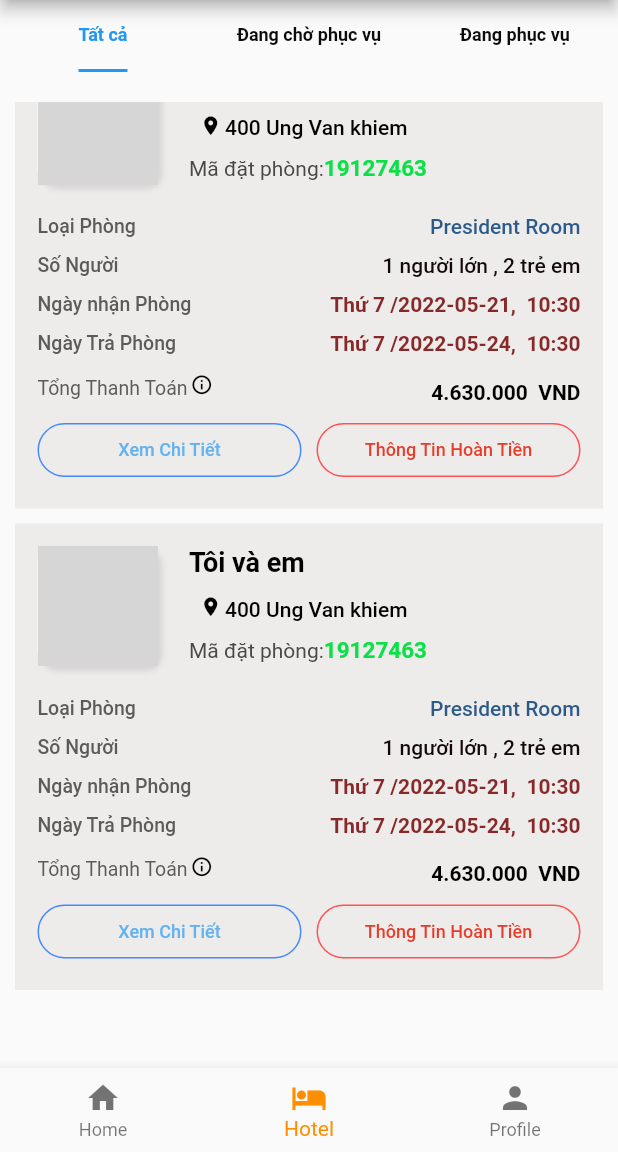
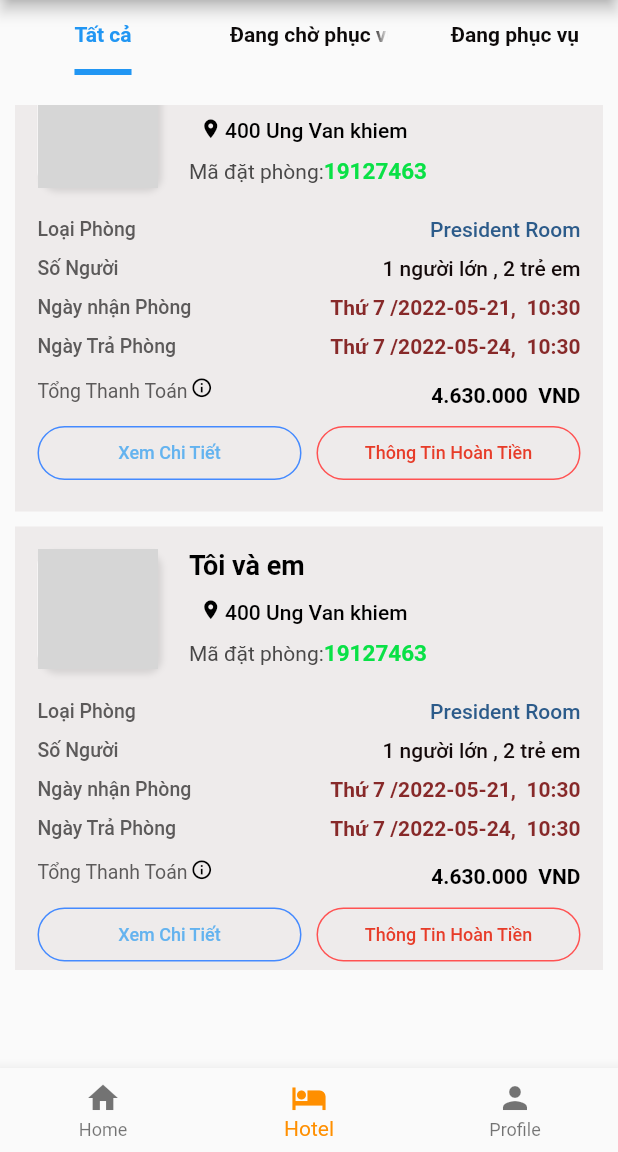
Before and after one commit to TrungTin1701/flutter_application_1, a Flutter app: the screen it shows after launch, item 2 of the bottom bar chosen, scrolled down 682 dp, on a phone screen of 412 x 824 dp, the part 84-1236 px from its top. Run offline on Flutter 3.47's test engine with Material 2 defaults, Android fonts, the phone set to English and light mode, and no system bars; our stand-ins replace device_preview; network calls fail; grey boxes are pictures that could not be loaded.

Commit message:
Update Version

```diff
--- a/lib/HomePage/homepage.dart
+++ b/lib/HomePage/homepage.dart
@@ -131,7 +131,7 @@ class _image_1State extends State<image_1> {
     super.initState();
     _pageController = PageController(viewportFraction: 0.99, initialPage: 0);
 
-    WidgetsBinding.instance.addPostFrameCallback(
+    WidgetsBinding.instance?.addPostFrameCallback(
         (_) => timer = Timer.periodic(autoplayDuration, (timer) {
               var length = (imageroll.length) - 1;
               if (_pageController.hasClients) {
--- a/lib/main.dart
+++ b/lib/main.dart
@@ -67,7 +67,7 @@ class Home extends StatelessWidget {
       body: Column(
         mainAxisAlignment: MainAxisAlignment.start,
         crossAxisAlignment: CrossAxisAlignment.start,
-        children: [
+        children: <Widget>[
           DefaultTabController(
               length: 3,
               child: Expanded(
@@ -78,12 +78,12 @@ class Home extends StatelessWidget {
                       return TabBar(
                           indicatorColor: Colors.blue,
                           indicatorSize: TabBarIndicatorSize.label,
-                          indicatorWeight: 2,
+                          indicatorWeight: 4,
                           unselectedLabelColor: Color.fromARGB(255, 13, 10, 10),
                           labelColor: Colors.blue,
                           padding: const EdgeInsets.only(top: 0, bottom: 0),
                           labelStyle: TextStyle(
-                              fontSize: 12,
+                              fontSize: 14,
                               fontWeight: FontWeight.w700,
                               color: Colors.black),
                           tabs: [
@@ -103,10 +103,10 @@ class Home extends StatelessWidget {
                     height: 20.0,
                   ),
                   Container(
-                    height: MediaQuery.of(context).size.height * 0.73,
+                    height: MediaQuery.of(context).size.height * 0.70,
                     child: TabBarView(children: [
                       Container(
-                        height: MediaQuery.of(context).size.height * 0.74,
+                        height: MediaQuery.of(context).size.height * 0.60,
                         child: Container(
                           child: ListView(
                             scrollDirection: Axis.vertical,
--- a/pubspec.yaml
+++ b/pubspec.yaml
@@ -29,7 +29,7 @@ environment:
 dependencies:
   device_preview: ^1.0.0
   flutter:
-    sdk: flutter
+    sdk: flutterflu
 
 
   # The following adds the Cupertino Icons font to your application.
```
